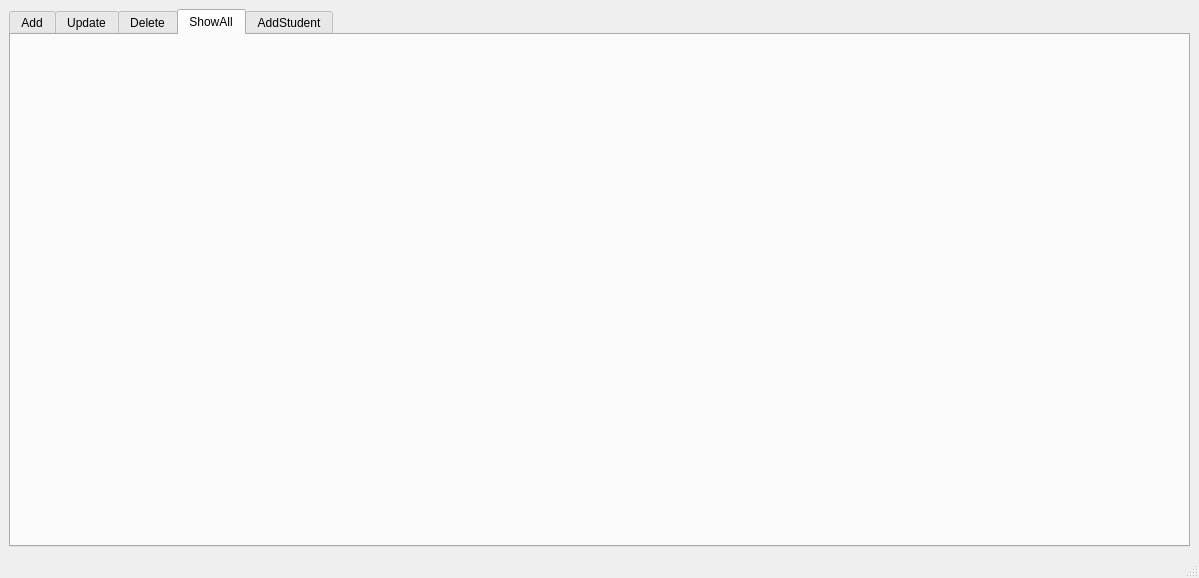
Before: the Qt Designer form app/view/HomeAdmin.ui in huynhngoanhthai/python_project, drawn with Qt 5.
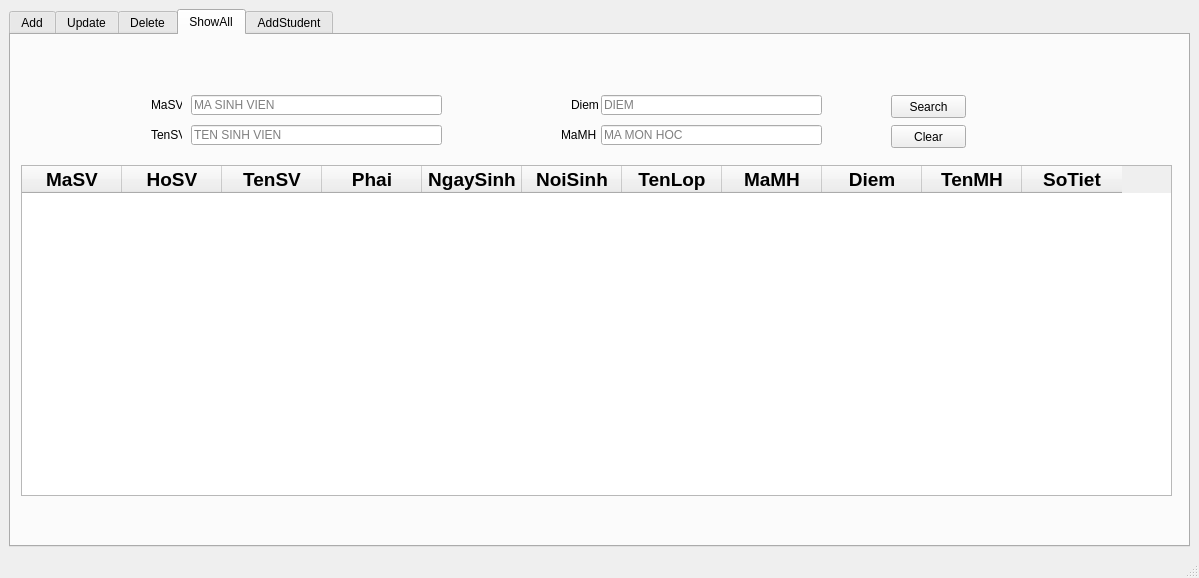
After: the same form once the commit is applied. The open tabs and pages were chosen to show the change.

What changed in the file:
```diff
--- a/app/view/HomeAdmin.ui
+++ b/app/view/HomeAdmin.ui
@@ -919,6 +919,208 @@
        <attribute name="title">
         <string>ShowAll</string>
        </attribute>
+       <widget class="QLineEdit" name="QLineSAMaSV">
+        <property name="geometry">
+         <rect>
+          <x>180</x>
+          <y>60</y>
+          <width>251</width>
+          <height>20</height>
+         </rect>
+        </property>
+        <property name="placeholderText">
+         <string>MA SINH VIEN</string>
+        </property>
+       </widget>
+       <widget class="QTableWidget" name="QTableShowAll">
+        <property name="geometry">
+         <rect>
+          <x>10</x>
+          <y>130</y>
+          <width>1151</width>
+          <height>331</height>
+         </rect>
+        </property>
+        <property name="font">
+         <font>
+          <pointsize>14</pointsize>
+          <weight>75</weight>
+          <bold>true</bold>
+         </font>
+        </property>
+        <column>
+         <property name="text">
+          <string>MaSV</string>
+         </property>
+        </column>
+        <column>
+         <property name="text">
+          <string>HoSV</string>
+         </property>
+        </column>
+        <column>
+         <property name="text">
+          <string>TenSV</string>
+         </property>
+        </column>
+        <column>
+         <property name="text">
+          <string>Phai</string>
+         </property>
+        </column>
+        <column>
+         <property name="text">
+          <string>NgaySinh</string>
+         </property>
+        </column>
+        <column>
+         <property name="text">
+          <string>NoiSinh</string>
+         </property>
+        </column>
+        <column>
+         <property name="text">
+          <string>TenLop</string>
+         </property>
+        </column>
+        <column>
+         <property name="text">
+          <string>MaMH</string>
+         </property>
+        </column>
+        <column>
+         <property name="text">
+          <string>Diem</string>
+         </property>
+        </column>
+        <column>
+         <property name="text">
+          <string>TenMH</string>
+         </property>
+        </column>
+        <column>
+         <property name="text">
+          <string>SoTiet</string>
+         </property>
+        </column>
+       </widget>
+       <widget class="QLineEdit" name="QLineSATenSV">
+        <property name="geometry">
+         <rect>
+          <x>180</x>
+          <y>90</y>
+          <width>251</width>
+          <height>20</height>
+         </rect>
+        </property>
+        <property name="placeholderText">
+         <string>TEN SINH VIEN</string>
+        </property>
+       </widget>
+       <widget class="QLineEdit" name="QLineSADiem">
+        <property name="geometry">
+         <rect>
+          <x>590</x>
+          <y>60</y>
+          <width>221</width>
+          <height>20</height>
+         </rect>
+        </property>
+        <property name="placeholderText">
+         <string>DIEM </string>
+        </property>
+       </widget>
+       <widget class="QLineEdit" name="QLineSAMaMH">
+        <property name="geometry">
+         <rect>
+          <x>590</x>
+          <y>90</y>
+          <width>221</width>
+          <height>20</height>
+         </rect>
+        </property>
+        <property name="placeholderText">
+         <string>MA MON HOC</string>
+        </property>
+       </widget>
+       <widget class="QPushButton" name="ButtonSASearch">
+        <property name="geometry">
+         <rect>
+          <x>880</x>
+          <y>60</y>
+          <width>75</width>
+          <height>23</height>
+         </rect>
+        </property>
+        <property name="text">
+         <string>Search</string>
+        </property>
+       </widget>
+       <widget class="QPushButton" name="ButtonSAClear">
+        <property name="geometry">
+         <rect>
+          <x>880</x>
+          <y>90</y>
+          <width>75</width>
+          <height>23</height>
+         </rect>
+        </property>
+        <property name="text">
+         <string>Clear</string>
+        </property>
+       </widget>
+       <widget class="QLabel" name="label_14">
+        <property name="geometry">
+         <rect>
+          <x>140</x>
+          <y>60</y>
+          <width>31</width>
+          <height>20</height>
+         </rect>
+        </property>
+        <property name="text">
+         <string>MaSV</string>
+        </property>
+       </widget>
+       <widget class="QLabel" name="label_15">
+        <property name="geometry">
+         <rect>
+          <x>140</x>
+          <y>90</y>
+          <width>31</width>
+          <height>20</height>
+         </rect>
+        </property>
+        <property name="text">
+         <string>TenSV</string>
+        </property>
+       </widget>
+       <widget class="QLabel" name="label_16">
+        <property name="geometry">
+         <rect>
+          <x>560</x>
+          <y>60</y>
+          <width>31</width>
+          <height>20</height>
+         </rect>
+        </property>
+        <property name="text">
+         <string>Diem</string>
+        </property>
+       </widget>
+       <widget class="QLabel" name="label_17">
+        <property name="geometry">
+         <rect>
+          <x>550</x>
+          <y>90</y>
+          <width>41</width>
+          <height>20</height>
+         </rect>
+        </property>
+        <property name="text">
+         <string>MaMH</string>
+        </property>
+       </widget>
       </widget>
       <widget class="QWidget" name="AddStudent">
        <attribute name="title">
```
Left out of the diff: 2 changed lines with no effect on the pictures.
